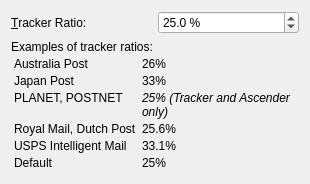
This is frontend_qt/grpDAFT.ui in TeLLie/zint-os2 as Qt 5 draws it before an edit. The edited form follows.
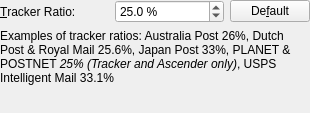
This is the edited form.

Diff of the .ui file:
```diff
--- a/frontend_qt/grpDAFT.ui
+++ b/frontend_qt/grpDAFT.ui
@@ -19,9 +19,24 @@
   <property name="windowTitle">
    <string>Form</string>
   </property>
-  <layout class="QVBoxLayout" name="verticalLayout">
+  <layout class="QVBoxLayout" name="vLayoutDAFT">
+   <property name="contentMargins">
+    <number>0</number>
+   </property>
+   <property name="leftMargin">
+    <number>0</number>
+   </property>
+   <property name="topMargin">
+    <number>0</number>
+   </property>
+   <property name="rightMargin">
+    <number>0</number>
+   </property>
+   <property name="bottomMargin">
+    <number>0</number>
+   </property>
    <item>
-    <layout class="QHBoxLayout" name="horizontalLayout">
+    <layout class="QHBoxLayout" name="hLayoutDAFT">
      <item>
       <widget class="QLabel" name="lblDAFTTrackerRatio">
        <property name="text">
@@ -66,10 +81,26 @@
        </property>
       </widget>
      </item>
+     <item>
+      <widget class="QPushButton" name="btnDAFTTrackerDefault">
+       <property name="maximumSize">
+        <size>
+         <width>80</width>
+         <height>16777215</height>
+        </size>
+       </property>
+       <property name="toolTip">
+        <string>Reset tracker ratio to default 25%</string>
+       </property>
+       <property name="text">
+        <string>De&amp;fault</string>
+       </property>
+      </widget>
+     </item>
     </layout>
    </item>
    <item>
-    <widget class="QLabel" name="noteTrackerRatios">
+    <widget class="QLabel" name="noteDAFTTrackerRatios">
      <property name="sizePolicy">
       <sizepolicy hsizetype="Preferred" vsizetype="Fixed">
        <horstretch>0</horstretch>
@@ -77,14 +108,13 @@
       </sizepolicy>
      </property>
      <property name="text">
-      <string>Examples of tracker ratios:&lt;table cellspacing=&quot;3&quot;&gt;
-&lt;tr&gt;&lt;td&gt;Australia Post&amp;nbsp;&lt;/td&gt;&lt;td&gt;26%&lt;/td&gt;&lt;/tr&gt;
-&lt;tr&gt;&lt;td&gt;Japan Post&amp;nbsp;&lt;/td&gt;&lt;td&gt;33%&lt;/td&gt;&lt;/tr&gt;
-&lt;tr&gt;&lt;td&gt;PLANET, POSTNET&amp;nbsp;&lt;/td&gt;&lt;td&gt;&lt;i&gt;25% (Tracker and Ascender only)&lt;/i&gt;&lt;/td&gt;&lt;/tr&gt;
-&lt;tr&gt;&lt;td&gt;Royal Mail, Dutch Post&amp;nbsp;&lt;/td&gt;&lt;td&gt;25.6%&lt;/td&gt;&lt;/tr&gt;
-&lt;tr&gt;&lt;td&gt;USPS Intelligent Mail&amp;nbsp;&lt;/td&gt;&lt;td&gt;33.1%&lt;/td&gt;&lt;/tr&gt;
-&lt;tr&gt;&lt;td&gt;Default&amp;nbsp;&lt;/td&gt;&lt;td&gt;25%&lt;/td&gt;&lt;/tr&gt;
-&lt;/table&gt;</string>
+      <string>Examples of tracker ratios:
+Australia Post 26%,
+Dutch Post &amp; Royal Mail 25.6%,
+Japan Post 33%,
+PLANET &amp; POSTNET &lt;i&gt;25% (Tracker and Ascender only)&lt;/i&gt;,
+USPS Intelligent Mail 33.1%
+</string>
      </property>
      <property name="textFormat">
       <enum>Qt::RichText</enum>
@@ -97,19 +127,6 @@
      </property>
     </widget>
    </item>
-   <item>
-    <spacer name="verticalSpacer">
-     <property name="orientation">
-      <enum>Qt::Vertical</enum>
-     </property>
-     <property name="sizeHint" stdset="0">
-      <size>
-       <width>20</width>
-       <height>30</height>
-      </size>
-     </property>
-    </spacer>
-   </item>
   </layout>
  </widget>
  <resources/>
```
